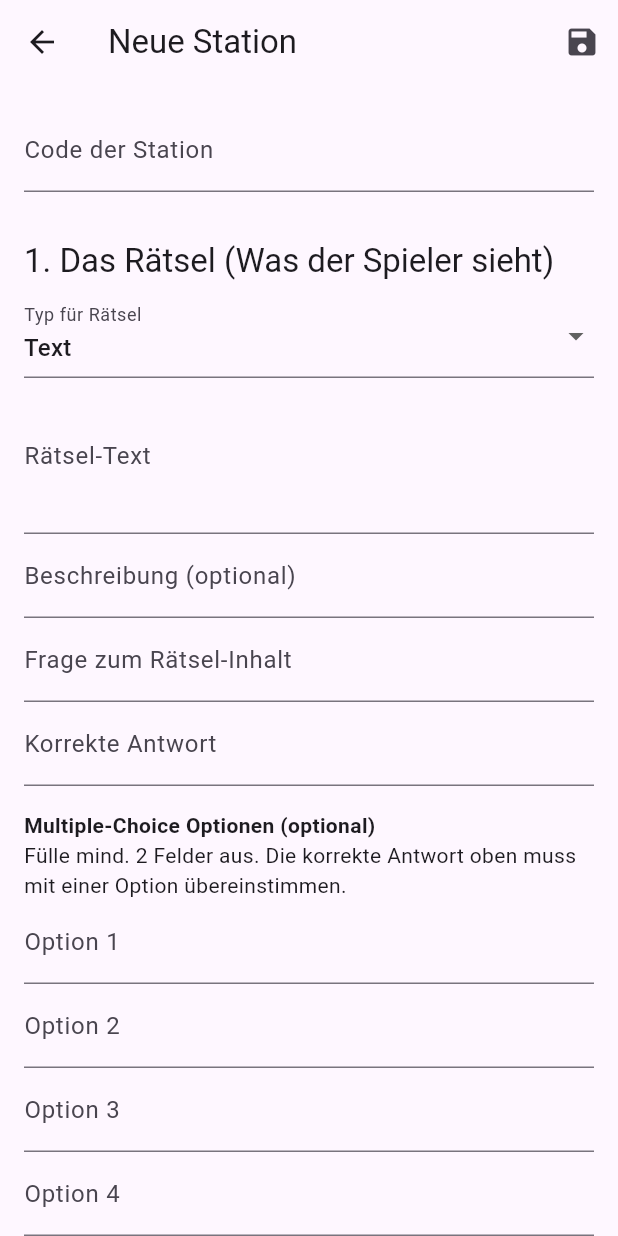
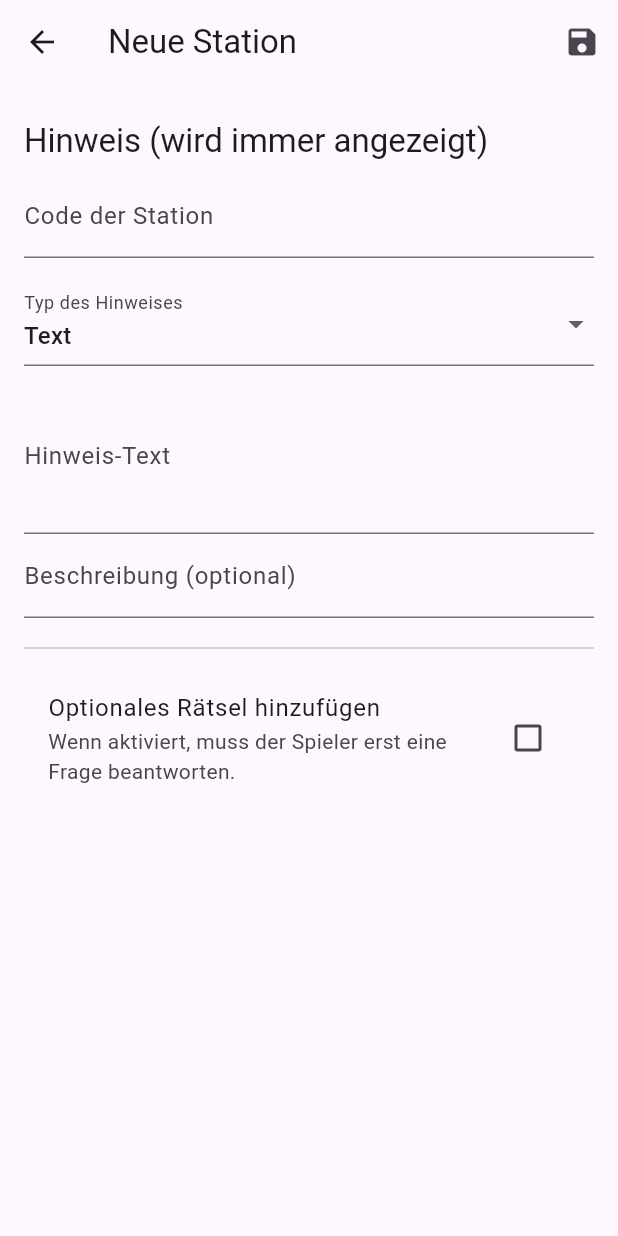
Before and after one commit to publicnevs2/cluemaster, a Flutter app: the AdminDashboardScreen screen opened directly, after a tap on the "add" icon, on a phone screen of 412 x 824 dp. Run offline on Flutter 3.47's test engine with Material 3 defaults, Android fonts, the phone set to English and light mode, and no system bars; our stand-ins replace image_picker, just_audio, video_player; missing offline and left inert: mobile_scanner, record.

Commit message:
Quizfunktion final

```diff
--- a/lib/data/models/clue.dart
+++ b/lib/data/models/clue.dart
@@ -1,5 +1,5 @@
 // ============================================================
-// SECTION: Clue Klasse (Stark überarbeitet für Finetuning)
+// SECTION: Clue Klasse
 // ============================================================
 class Clue {
   // ============================================================
@@ -9,29 +9,28 @@ class Clue {
   bool solved;
 
   // ============================================================
-  // SECTION: Das RÄTSEL (Was der Spieler zuerst sieht)
+  // SECTION: HINWEIS (Was der Spieler immer sieht)
   // ============================================================
-  final String riddleType;      // Typ des Rätsel-Mediums: 'text', 'image', 'audio', 'video'
-  final String riddleContent;   // Inhalt des Rätsels: Text oder Dateipfad zum Medium
-  final String? riddleDescription; // Optionale Beschreibung für das Rätsel-Medium
-
-  final String question;        // Die Frage, die zum Rätsel-Medium gestellt wird
-  final String answer;          // Die korrekte Antwort auf die Frage
-
-  // Eigenschaften für Multiple-Choice
-  final bool isMultipleChoice;
-  final List<String>? options;
-
-  // NEU: Eigenschaften für die gestaffelte Hilfe
-  final String? hint1; // Hilfe nach 3 falschen Versuchen
-  final String? hint2; // Hilfe nach 6 falschen Versuchen
+  final String type; // 'text', 'image', 'audio', 'video'
+  final String content; // Der Inhalt des Hinweises (Text oder Dateipfad)
+  final String? description; // Optionale Beschreibung zum Hinweis
 
   // ============================================================
-  // SECTION: Die BELOHNUNG (Was der Spieler nach dem Lösen sieht)
+  // SECTION: OPTIONALES RÄTSEL
   // ============================================================
-  final String rewardType;      // Typ der Belohnung: 'text', 'image', 'audio', 'video'
-  final String rewardContent;   // Inhalt der Belohnung: Text oder Dateipfad
-  final String? rewardDescription; // Optionale Beschreibung für die Belohnung
+  final String? question; // Die Frage. Wenn dieses Feld leer ist, ist es kein Rätsel.
+  final String? answer;   // Die korrekte Antwort.
+  final List<String>? options; // Antwortmöglichkeiten für Multiple-Choice.
+
+  // NEU: Felder für die gestaffelte Hilfe
+  final String? hint1; // Hilfe nach 3 falschen Versuchen.
+  final String? hint2; // Hilfe nach 6 falschen Versuchen.
+
+  // ============================================================
+  // SECTION: BELOHNUNG (Was nach dem Lösen eines Rätsels angezeigt wird)
+  // ============================================================
+  // NEU: Ein einfacher Text, der als Belohnung dient.
+  final String? rewardText;
 
   // ============================================================
   // SECTION: Konstruktor
@@ -39,66 +38,61 @@ class Clue {
   Clue({
     required this.code,
     this.solved = false,
-
-    // Rätsel-Teil
-    required this.riddleType,
-    required this.riddleContent,
-    this.riddleDescription,
-    required this.question,
-    required this.answer,
-    this.isMultipleChoice = false,
+    required this.type,
+    required this.content,
+    this.description,
+    this.question,
+    this.answer,
     this.options,
     this.hint1,
     this.hint2,
+    this.rewardText,
+  });
 
-    // Belohnungs-Teil
-    required this.rewardType,
-    required this.rewardContent,
-    this.rewardDescription,
-  });
+  // ============================================================
+  // SECTION: Hilfs-Methoden (Getters)
+  // ============================================================
+
+  /// Prüft, ob dieser Hinweis ein Rätsel ist.
+  bool get isRiddle => question != null && question!.isNotEmpty && answer != null;
+
+  /// Prüft, ob das Rätsel ein Multiple-Choice-Rätsel ist.
+  bool get isMultipleChoice => isRiddle && options != null && options!.isNotEmpty;
 
   // ============================================================
   // SECTION: JSON-Konvertierung
   // ============================================================
 
+  /// Erstellt ein Clue-Objekt aus JSON-Daten.
   factory Clue.fromJson(String code, Map<String, dynamic> json) {
     return Clue(
       code: code,
       solved: json['solved'] ?? false,
-
-      riddleType: json['riddleType'],
-      riddleContent: json['riddleContent'],
-      riddleDescription: json['riddleDescription'],
+      type: json['type'],
+      content: json['content'],
+      description: json['description'],
       question: json['question'],
       answer: json['answer'],
-      isMultipleChoice: json['isMultipleChoice'] ?? false,
       options: json['options'] != null ? List<String>.from(json['options']) : null,
       hint1: json['hint1'],
       hint2: json['hint2'],
-
-      rewardType: json['rewardType'],
-      rewardContent: json['rewardContent'],
-      rewardDescription: json['rewardDescription'],
+      rewardText: json['rewardText'],
     );
   }
 
+  /// Wandelt das Clue-Objekt in ein JSON-Format um.
   Map<String, dynamic> toJson() {
     return {
       'solved': solved,
-
-      'riddleType': riddleType,
-      'riddleContent': riddleContent,
-      if (riddleDescription != null) 'riddleDescription': riddleDescription,
-      'question': question,
-      'answer': answer,
-      'isMultipleChoice': isMultipleChoice,
+      'type': type,
+      'content': content,
+      if (description != null) 'description': description,
+      if (question != null) 'question': question,
+      if (answer != null) 'answer': answer,
       if (options != null) 'options': options,
       if (hint1 != null) 'hint1': hint1,
       if (hint2 != null) 'hint2': hint2,
-
-      'rewardType': rewardType,
-      'rewardContent': rewardContent,
-      if (rewardDescription != null) 'rewardDescription': rewardDescription,
+      if (rewardText != null) 'rewardText': rewardText,
     };
   }
 }
--- a/lib/features/admin/admin_dashboard_screen.dart
+++ b/lib/features/admin/admin_dashboard_screen.dart
@@ -167,9 +167,10 @@ class _AdminDashboardScreenState extends State<AdminDashboardScreen> {
           final clue = _clues[code]!;
 
           // KORREKTUR: Der Untertitel wurde an das neue Datenmodell angepasst.
-          // 'clue.type' wurde zu 'clue.riddleType'.
-          // Die Prüfung auf 'isRiddle' ist nicht mehr nötig, da jede Station ein Rätsel ist.
-          String subtitleText = 'Rätsel-Typ: ${clue.riddleType}';
+          String subtitleText = 'Typ: ${clue.type}';
+          if (clue.isRiddle) {
+            subtitleText += ' (Rätsel)';
+          }
           if (clue.solved) {
             subtitleText += ' - Gefunden';
           }
--- a/lib/features/admin/admin_editor_screen.dart
+++ b/lib/features/admin/admin_editor_screen.dart
@@ -44,10 +44,13 @@ class _AdminEditorScreenState extends State<AdminEditorScreen> {
   // --- Allgemeine Controller ---
   final _codeController = TextEditingController();
 
+  // --- HINWEIS Controller ---
+  String _type = 'text';
+  final _contentController = TextEditingController();
+  final _descriptionController = TextEditingController();
+
   // --- RÄTSEL Controller ---
-  String _riddleType = 'text';
-  final _riddleContentController = TextEditingController();
-  final _riddleDescriptionController = TextEditingController();
+  bool _isRiddle = false; // Steuert die Sichtbarkeit des Rätsel-Abschnitts
   final _questionController = TextEditingController();
   final _answerController = TextEditingController();
   final _option1Controller = TextEditingController();
@@ -56,11 +59,7 @@ class _AdminEditorScreenState extends State<AdminEditorScreen> {
   final _option4Controller = TextEditingController();
   final _hint1Controller = TextEditingController();
   final _hint2Controller = TextEditingController();
-
-  // --- BELOHNUNG Controller ---
-  String _rewardType = 'text';
-  final _rewardContentController = TextEditingController();
-  final _rewardDescriptionController = TextEditingController();
+  final _rewardTextController = TextEditingController();
 
   // ============================================================
   // SECTION: Lifecycle-Methoden
@@ -71,26 +70,25 @@ class _AdminEditorScreenState extends State<AdminEditorScreen> {
     if (widget.existingClue != null) {
       final clue = widget.existingClue!;
       _codeController.text = clue.code;
+      _type = clue.type;
+      _contentController.text = clue.content;
+      _descriptionController.text = clue.description ?? '';
 
-      // Rätsel-Daten laden
-      _riddleType = clue.riddleType;
-      _riddleContentController.text = clue.riddleContent;
-      _riddleDescriptionController.text = clue.riddleDescription ?? '';
-      _questionController.text = clue.question;
-      _answerController.text = clue.answer;
+      if (clue.isRiddle) {
+        _isRiddle = true;
+        _questionController.text = clue.question!;
+        _answerController.text = clue.answer!;
         _hint1Controller.text = clue.hint1 ?? '';
         _hint2Controller.text = clue.hint2 ?? '';
+        _rewardTextController.text = clue.rewardText ?? '';
+
         if (clue.isMultipleChoice) {
           _option1Controller.text = clue.options![0];
           _option2Controller.text = clue.options!.length > 1 ? clue.options![1] : '';
           _option3Controller.text = clue.options!.length > 2 ? clue.options![2] : '';
           _option4Controller.text = clue.options!.length > 3 ? clue.options![3] : '';
         }
-
-      // Belohnungs-Daten laden
-      _rewardType = clue.rewardType;
-      _rewardContentController.text = clue.rewardContent;
-      _rewardDescriptionController.text = clue.rewardDescription ?? '';
+      }
     }
   }
 
@@ -98,8 +96,8 @@ class _AdminEditorScreenState extends State<AdminEditorScreen> {
   void dispose() {
     // Alle Controller freigeben
     _codeController.dispose();
-    _riddleContentController.dispose();
-    _riddleDescriptionController.dispose();
+    _contentController.dispose();
+    _descriptionController.dispose();
     _questionController.dispose();
     _answerController.dispose();
     _option1Controller.dispose();
@@ -108,8 +106,7 @@ class _AdminEditorScreenState extends State<AdminEditorScreen> {
     _option4Controller.dispose();
     _hint1Controller.dispose();
     _hint2Controller.dispose();
-    _rewardContentController.dispose();
-    _rewardDescriptionController.dispose();
+    _rewardTextController.dispose();
     _audioRecorder.dispose();
     super.dispose();
   }
@@ -128,22 +125,17 @@ class _AdminEditorScreenState extends State<AdminEditorScreen> {
 
       final clue = Clue(
         code: _codeController.text.trim(),
+        type: _type,
+        content: _contentController.text.trim(),
+        description: _descriptionController.text.trim().isEmpty ? null : _descriptionController.text.trim(),
 
-        // Rätsel-Daten
-        riddleType: _riddleType,
-        riddleContent: _riddleContentController.text.trim(),
-        riddleDescription: _riddleDescriptionController.text.trim().isEmpty ? null : _riddleDescriptionController.text.trim(),
-        question: _questionController.text.trim(),
-        answer: _answerController.text.trim(),
-        isMultipleChoice: options.length >= 2,
-        options: options.isNotEmpty ? options : null,
-        hint1: _hint1Controller.text.trim().isEmpty ? null : _hint1Controller.text.trim(),
-        hint2: _hint2Controller.text.trim().isEmpty ? null : _hint2Controller.text.trim(),
-
-        // Belohnungs-Daten
-        rewardType: _rewardType,
-        rewardContent: _rewardContentController.text.trim(),
-        rewardDescription: _rewardDescriptionController.text.trim().isEmpty ? null : _rewardDescriptionController.text.trim(),
+        // Rätsel-Daten nur speichern, wenn die Checkbox aktiviert ist
+        question: _isRiddle ? _questionController.text.trim() : null,
+        answer: _isRiddle ? _answerController.text.trim() : null,
+        options: _isRiddle && options.isNotEmpty ? options : null,
+        hint1: _isRiddle && _hint1Controller.text.trim().isNotEmpty ? _hint1Controller.text.trim() : null,
+        hint2: _isRiddle && _hint2Controller.text.trim().isNotEmpty ? _hint2Controller.text.trim() : null,
+        rewardText: _isRiddle && _rewardTextController.text.trim().isNotEmpty ? _rewardTextController.text.trim() : null,
       );
 
       final updatedMap = {clue.code: clue};
@@ -152,21 +144,32 @@ class _AdminEditorScreenState extends State<AdminEditorScreen> {
     }
   }
 
-  // Hilfsmethode, um Medien auszuwählen (Bild/Video/Audio)
-  Future<void> _pickMedia(String target) async {
-    // `target` kann 'riddle' oder 'reward' sein
-    final contentController = target == 'riddle' ? _riddleContentController : _rewardContentController;
-    final typeController = target == 'riddle' ? _riddleType : _rewardType;
-
+  Future<void> _pickMedia(ImageSource source) async {
     XFile? mediaFile;
-    if (typeController == 'image') {
-      mediaFile = await _imagePicker.pickImage(source: ImageSource.gallery);
-    } else if (typeController == 'video') {
-      mediaFile = await _imagePicker.pickVideo(source: ImageSource.gallery);
+    if (_type == 'image') {
+      mediaFile = await _imagePicker.pickImage(source: source);
+    } else if (_type == 'video') {
+      mediaFile = await _imagePicker.pickVideo(source: source);
     }
 
     if (mediaFile != null) {
-      await _saveMediaFile(mediaFile.path, mediaFile.name, contentController);
+      await _saveMediaFile(mediaFile.path, mediaFile.name, _contentController);
+    }
+  }
+
+  Future<void> _toggleRecording() async {
+    if (await _audioRecorder.isRecording()) {
+      final path = await _audioRecorder.stop();
+      if (path != null) {
+        await _saveMediaFile(path, 'audio_aufnahme.m4a', _contentController);
+      }
+      setState(() => _isRecording = false);
+    } else {
+      if (await _audioRecorder.hasPermission()) {
+        final dir = await getApplicationDocumentsDirectory();
+        await _audioRecorder.start(const RecordConfig(), path: '${dir.path}/temp_audio');
+        setState(() => _isRecording = true);
+      }
     }
   }
 
@@ -179,8 +182,6 @@ class _AdminEditorScreenState extends State<AdminEditorScreen> {
       controller.text = 'file://$newPath';
     });
   }
-
-  // ... (Andere Methoden wie _scanQrCode, _toggleRecording bleiben ähnlich, werden aber angepasst)
 
   // ============================================================
   // SECTION: UI-Aufbau (build-Methode)
@@ -197,48 +198,66 @@ class _AdminEditorScreenState extends State<AdminEditorScreen> {
         child: ListView(
           padding: const EdgeInsets.all(16),
           children: [
-            // --- Allgemeiner Code ---
+            // --- HINWEIS-SEKTION ---
+            _buildSectionHeader('Hinweis (wird immer angezeigt)'),
             TextFormField(
               controller: _codeController,
               decoration: const InputDecoration(labelText: 'Code der Station'),
-              validator: (v) => (v == null || v.trim().isEmpty) ? 'Code erforderlich' : null,
+              validator: (v) => (v == null || v.trim().isEmpty) ? 'Code ist ein Pflichtfeld' : null,
             ),
-            const SizedBox(height: 24),
+            const SizedBox(height: 16),
+            DropdownButtonFormField<String>(
+              value: _type,
+              items: const [
+                DropdownMenuItem(value: 'text', child: Text('Text')),
+                DropdownMenuItem(value: 'image', child: Text('Bild')),
+                DropdownMenuItem(value: 'audio', child: Text('Audio')),
+                DropdownMenuItem(value: 'video', child: Text('Video')),
+              ],
+              onChanged: (value) => setState(() {
+                _type = value!;
+                _contentController.clear();
+              }),
+              decoration: const InputDecoration(labelText: 'Typ des Hinweises'),
+            ),
+            const SizedBox(height: 8),
+            _buildMediaContentField(),
 
             // --- RÄTSEL-SEKTION ---
-            _buildSectionHeader('1. Das Rätsel (Was der Spieler sieht)'),
-            _buildMediaTypeSelector('riddle'),
-            _buildMediaContentField('riddle'),
+            const Divider(height: 40, thickness: 1),
+            CheckboxListTile(
+              title: const Text('Optionales Rätsel hinzufügen'),
+              subtitle: const Text('Wenn aktiviert, muss der Spieler erst eine Frage beantworten.'),
+              value: _isRiddle,
+              onChanged: (value) => setState(() => _isRiddle = value ?? false),
+            ),
+            if (_isRiddle) ...[
+              _buildSectionHeader('Rätsel-Details'),
               TextFormField(
                 controller: _questionController,
-              decoration: const InputDecoration(labelText: 'Frage zum Rätsel-Inhalt'),
-              validator: (v) => (v == null || v.trim().isEmpty) ? 'Frage erforderlich' : null,
+                decoration: const InputDecoration(labelText: 'Frage zum Hinweis'),
+                validator: (v) => (_isRiddle && (v == null || v.isEmpty)) ? 'Frage erforderlich' : null,
               ),
               TextFormField(
                 controller: _answerController,
                 decoration: const InputDecoration(labelText: 'Korrekte Antwort'),
-              validator: (v) => (v == null || v.trim().isEmpty) ? 'Antwort erforderlich' : null,
+                validator: (v) => (_isRiddle && (v == null || v.isEmpty)) ? 'Antwort erforderlich' : null,
               ),
               const SizedBox(height: 16),
               _buildMultipleChoiceFields(),
-            const SizedBox(height: 24),
-
-            // --- HILFE-SEKTION ---
-            _buildSectionHeader('2. Gestaffelte Hilfe (Optional)'),
+              const SizedBox(height: 16),
+              _buildSectionHeader('Gestaffelte Hilfe (Optional)'),
+              TextFormField(controller: _hint1Controller, decoration: const InputDecoration(labelText: 'Hilfe nach 3 Fehlversuchen')),
+              TextFormField(controller: _hint2Controller, decoration: const InputDecoration(labelText: 'Hilfe nach 6 Fehlversuchen')),
+              const SizedBox(height: 16),
+              _buildSectionHeader('Belohnung nach gelöstem Rätsel'),
               TextFormField(
-              controller: _hint1Controller,
-              decoration: const InputDecoration(labelText: 'Hilfe nach 3 falschen Versuchen'),
+                controller: _rewardTextController,
+                decoration: const InputDecoration(labelText: 'Belohnungs-Text', hintText: 'z.B. Gut gemacht! Der nächste Code ist...'),
+                maxLines: 3,
+                validator: (v) => (_isRiddle && (v == null || v.isEmpty)) ? 'Belohnungstext erforderlich' : null,
               ),
-            TextFormField(
-              controller: _hint2Controller,
-              decoration: const InputDecoration(labelText: 'Hilfe nach 6 falschen Versuchen'),
-            ),
-            const SizedBox(height: 24),
-
-            // --- BELOHNUNGS-SEKTION ---
-            _buildSectionHeader('3. Die Belohnung (Was der Spieler danach erhält)'),
-            _buildMediaTypeSelector('reward'),
-            _buildMediaContentField('reward'),
+            ],
           ],
         ),
       ),
@@ -255,98 +274,60 @@ class _AdminEditorScreenState extends State<AdminEditorScreen> {
     );
   }
 
-  Widget _buildMediaTypeSelector(String target) {
-    final isRiddle = target == 'riddle';
-    return DropdownButtonFormField<String>(
-      value: isRiddle ? _riddleType : _rewardType,
-      items: const [
-        DropdownMenuItem(value: 'text', child: Text('Text')),
-        DropdownMenuItem(value: 'image', child: Text('Bild')),
-        DropdownMenuItem(value: 'audio', child: Text('Audio')),
-        DropdownMenuItem(value: 'video', child: Text('Video')),
-      ],
-      onChanged: (value) {
-        setState(() {
-          if (isRiddle) {
-            _riddleType = value!;
-            _riddleContentController.clear();
-          } else {
-            _rewardType = value!;
-            _rewardContentController.clear();
-          }
-        });
-      },
-      decoration: InputDecoration(labelText: 'Typ für ${isRiddle ? 'Rätsel' : 'Belohnung'}'),
-    );
-  }
-
-  Widget _buildMediaContentField(String target) {
-    final isRiddle = target == 'riddle';
-    final type = isRiddle ? _riddleType : _rewardType;
-    final contentController = isRiddle ? _riddleContentController : _rewardContentController;
-    final descriptionController = isRiddle ? _riddleDescriptionController : _rewardDescriptionController;
-
-    if (type == 'text') {
-      return Column(
-        children: [
+  Widget _buildMediaContentField() {
+    if (_type == 'text') {
+      return Column(children: [
         TextFormField(
-            controller: contentController,
-            decoration: InputDecoration(labelText: '${isRiddle ? 'Rätsel' : 'Belohnungs'}-Text'),
+          controller: _contentController,
+          decoration: const InputDecoration(labelText: 'Hinweis-Text'),
           maxLines: 3,
           validator: (v) => (v == null || v.trim().isEmpty) ? 'Inhalt erforderlich' : null,
         ),
+        TextFormField(controller: _descriptionController, decoration: const InputDecoration(labelText: 'Beschreibung (optional)')),
+      ]);
+    } else {
+      return Column(children: [
         TextFormField(
-            controller: descriptionController,
-            decoration: const InputDecoration(labelText: 'Beschreibung (optional)'),
-          ),
-        ],
-      );
-    } else {
-      // Für Bild, Audio, Video
-      return Column(
-        children: [
-          TextFormField(
-            controller: contentController,
+          controller: _contentController,
           readOnly: true,
-            decoration: InputDecoration(labelText: 'Dateipfad (${type})'),
+          decoration: InputDecoration(labelText: 'Dateipfad (${_type.capitalize()})'),
           validator: (v) => (v == null || v.trim().isEmpty) ? 'Datei erforderlich' : null,
         ),
-          ElevatedButton(
-            onPressed: () => _pickMedia(target),
-            child: Text('${type.capitalize()} aus Galerie wählen'),
+        const SizedBox(height: 8),
+        Row(mainAxisAlignment: MainAxisAlignment.spaceEvenly, children: [
+          if (_type == 'image' || _type == 'video') ...[
+            ElevatedButton.icon(icon: const Icon(Icons.photo_library), label: const Text('Galerie'), onPressed: () => _pickMedia(ImageSource.gallery)),
+            ElevatedButton.icon(icon: const Icon(Icons.camera_alt), label: const Text('Kamera'), onPressed: () => _pickMedia(ImageSource.camera)),
+          ],
+          if (_type == 'audio')
+            ElevatedButton.icon(
+              icon: Icon(_isRecording ? Icons.stop : Icons.mic),
+              label: Text(_isRecording ? 'Stopp' : 'Aufnehmen'),
+              onPressed: _toggleRecording,
+              style: ElevatedButton.styleFrom(backgroundColor: _isRecording ? Colors.red : null),
             ),
-          TextFormField(
-            controller: descriptionController,
-            decoration: const InputDecoration(labelText: 'Beschreibung (optional)'),
-          ),
-        ],
-      );
+        ]),
+        TextFormField(controller: _descriptionController, decoration: const InputDecoration(labelText: 'Beschreibung (optional)')),
+      ]);
     }
   }
 
   Widget _buildMultipleChoiceFields() {
-    return Column(
-      crossAxisAlignment: CrossAxisAlignment.start,
-      children: [
+    return Column(crossAxisAlignment: CrossAxisAlignment.start, children: [
+      const SizedBox(height: 8),
       const Text('Multiple-Choice Optionen (optional)', style: TextStyle(fontWeight: FontWeight.bold)),
-        const Text('Fülle mind. 2 Felder aus. Die korrekte Antwort oben muss mit einer Option übereinstimmen.'),
       TextFormField(controller: _option1Controller, decoration: const InputDecoration(labelText: 'Option 1')),
       TextFormField(controller: _option2Controller, decoration: const InputDecoration(labelText: 'Option 2')),
       TextFormField(controller: _option3Controller, decoration: const InputDecoration(labelText: 'Option 3')),
       TextFormField(controller: _option4Controller, decoration: const InputDecoration(labelText: 'Option 4')),
-      ],
-    );
+    ]);
   }
 }
 
-// Hilfsklasse zur einfachen Großschreibung
 extension StringExtension on String {
-    String capitalize() {
-      return "${this[0].toUpperCase()}${this.substring(1)}";
-    }
+  String capitalize() => "${this[0].toUpperCase()}${this.substring(1)}";
 }
 
-// Hilfsklasse zur Umwandlung in Großbuchstaben
 class UpperCaseTextFormatter extends TextInputFormatter {
   @override
   TextEditingValue formatEditUpdate(TextEditingValue oldValue, TextEditingValue newValue) {
```
Also changed, not shown: lib/features/clue/clue_detail_screen.dart (+48 -36 lines), lib/features/clue/clue_list_screen.dart (+6 -7 lines). Lines whose indentation alone changed are shown as unchanged.
